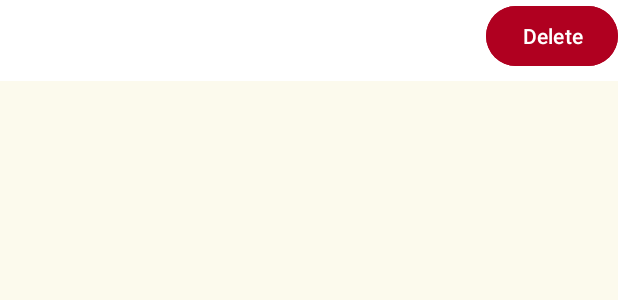
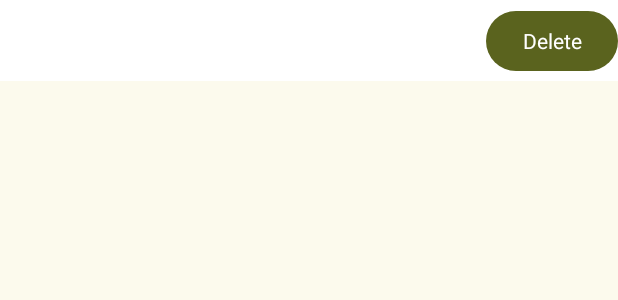
Before and after one commit to speier-v/stundenManager, an Android app: the layout item_session_date.xml on its own in the app's theme, with its tools: preview values and no code run, on a phone screen of 412 x 824 dp. Shown: the top 300 px of the screen. Run offline under Robolectric (Android 15) with nearby library versions, the phone set to English and light mode, and no system bars.

Commit message:
modify code snippets

```diff
--- a/app/src/main/res/layout/activity_main.xml
+++ b/app/src/main/res/layout/activity_main.xml
@@ -5,7 +5,8 @@
     android:id="@+id/container"
     android:layout_width="match_parent"
     android:layout_height="match_parent"
-    tools:context=".MainActivity">
+    tools:context=".MainActivity"
+    android:fitsSystemWindows="true">
 
     <androidx.fragment.app.FragmentContainerView
         android:id="@+id/fragment_container"
--- a/app/src/main/res/layout/item_session_date.xml
+++ b/app/src/main/res/layout/item_session_date.xml
@@ -1,31 +1,30 @@
 <?xml version="1.0" encoding="utf-8"?>
-<androidx.constraintlayout.widget.ConstraintLayout xmlns:android="http://schemas.android.com/apk/res/android"
+<androidx.constraintlayout.widget.ConstraintLayout
+    xmlns:android="http://schemas.android.com/apk/res/android"
     android:layout_width="match_parent"
     android:layout_height="wrap_content"
-    xmlns:app="http://schemas.android.com/apk/res-auto">
+    android:background="@color/cardview_light_background"
+    xmlns:app="http://schemas.android.com/apk/res-auto"
+    android:layout_marginBottom="8dp">
 
-    <TextView
-        xmlns:android="http://schemas.android.com/apk/res/android"
+    <com.google.android.material.textview.MaterialTextView
         android:id="@+id/dateTextView"
+        android:layout_width="0dp"
+        android:layout_height="wrap_content"
         app:layout_constraintStart_toStartOf="parent"
         app:layout_constraintTop_toTopOf="parent"
         app:layout_constraintEnd_toStartOf="@id/deleteButton"
         android:padding="16dp"
-        android:textSize="16sp"
-        android:background="@color/cardview_light_background"
-        android:textColor="@color/common_google_signin_btn_text_light"
+        android:textSize="16sp" />
+
+    <com.google.android.material.button.MaterialButton
+        style="@style/Widget.AppCompat.ButtonBar.AlertDialog"
+        android:id="@+id/deleteButton"
+        android:layout_width="0dp"
         android:layout_height="wrap_content"
-        android:layout_width="match_parent"
-        />
-
-    <Button
-        android:id="@+id/deleteButton"
-        android:layout_width="wrap_content"
-        android:layout_height="wrap_content"
-        android:text="Delete"
+        android:text="@string/delete"
         app:layout_constraintTop_toTopOf="parent"
         app:layout_constraintEnd_toEndOf="parent"
-        android:padding="8dp"
-        android:backgroundTint="@color/design_default_color_error" />
+        app:layout_constraintBottom_toBottomOf="parent" />
 
 </androidx.constraintlayout.widget.ConstraintLayout>
--- a/app/src/main/res/values/strings.xml
+++ b/app/src/main/res/values/strings.xml
@@ -12,4 +12,7 @@
     <string name="surname">surname</string>
     <string name="name">name</string>
     <string name="or_registration">or registration</string>
+    <string name="add_new_session">Add new session</string>
+    <string name="sign_out">sign-out</string>
+    <string name="delete">Delete</string>
 </resources>
```
Also changed, not shown: app/src/main/res/layout/fragment_dashboard.xml (+26 -30 lines), app/src/main/res/drawable-hdpi/ic_plus.png (added), app/src/main/res/drawable-hdpi/ic_sign_out.png (renamed from app/src/main/res/drawable-hdpi/sign_out.png), app/src/main/res/drawable-mdpi/ic_plus.png (added), app/src/main/res/drawable-mdpi/ic_sign_out.png (renamed from app/src/main/res/drawable-mdpi/sign_out.png), app/src/main/res/drawable-xhdpi/ic_plus.png (added), app/src/main/res/drawable-xhdpi/ic_sign_out.png (renamed from app/src/main/res/drawable-xhdpi/sign_out.png), app/src/main/res/drawable-xxhdpi/ic_plus.png (added), app/src/main/res/drawable-xxhdpi/ic_sign_out.png (renamed from app/src/main/res/drawable-xxhdpi/sign_out.png), app/src/main/res/drawable-xxxhdpi/ic_plus.png (added), app/src/main/res/drawable-xxxhdpi/ic_sign_out.png (renamed from app/src/main/res/drawable-xxxhdpi/sign_out.png), app/src/main/res/drawable/plus_sign.png (deleted).
